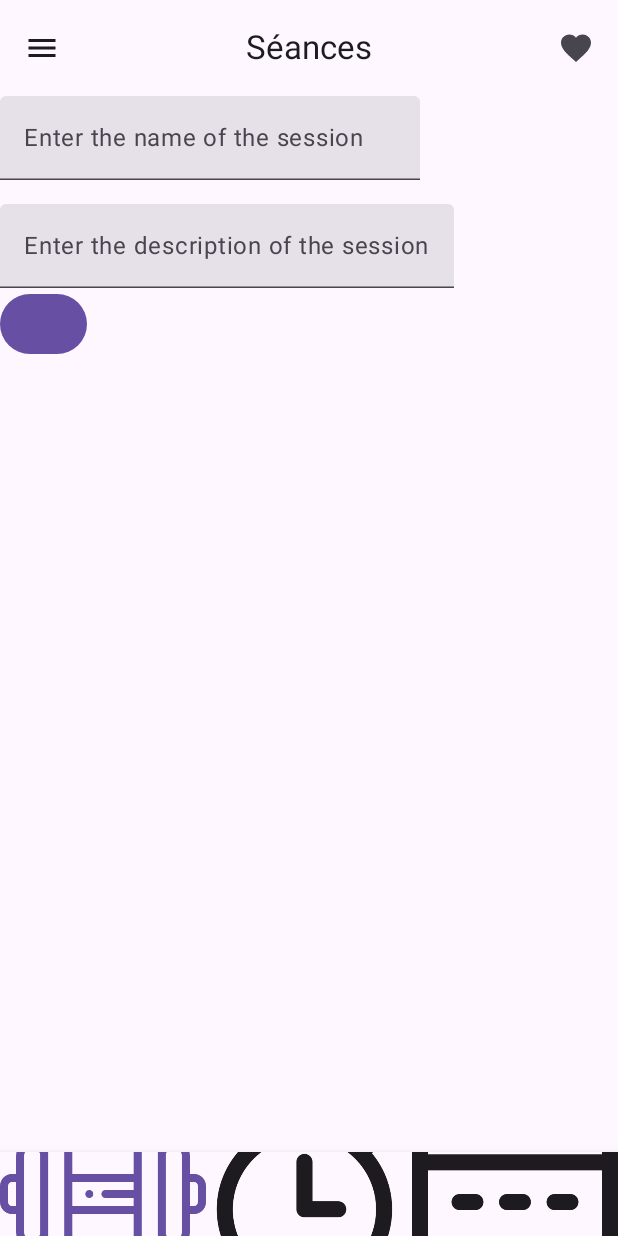
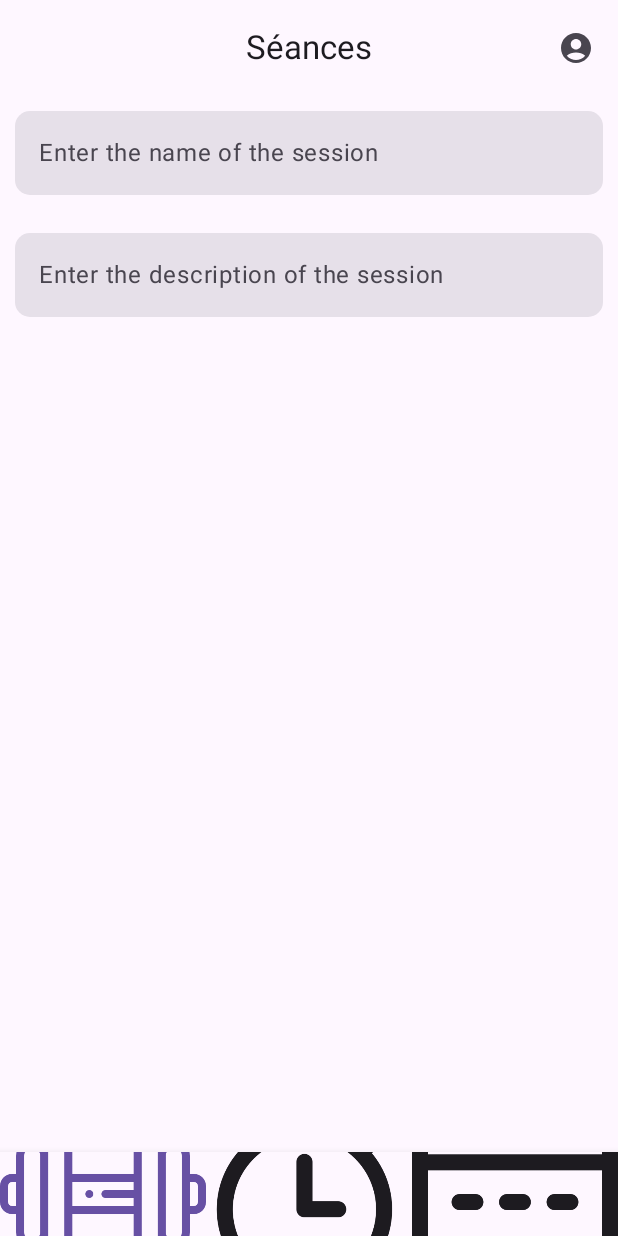
Before and after one commit to LilianMrzt/GymApp3.0, an Android app built with Jetpack Compose: the screen it shows after launch (MainActivity), after a tap on "Add Session", on a phone screen of 412 x 824 dp. Run offline under Robolectric (Android 15) with nearby library versions, the phone set to English and light mode, and no system bars; our stand-ins replace Dagger/Hilt's generated code, Room's generated code, accompanist.

Commit message:
Design Changes

```diff
--- a/app/src/main/java/com/example/gymapp3_0/ui/navigation/SessionRoute.kt
+++ b/app/src/main/java/com/example/gymapp3_0/ui/navigation/SessionRoute.kt
@@ -41,10 +41,10 @@ fun NavGraphBuilder.sessionListNavigation(
                     navController.navigate(AddSessionRoutes.CreateSession.name)
                 },
 
-/*
+
                 navigateToViewSession = { sessionId ->
                     navController.navigate("${AddSessionRoutes.SeeSession.name}/${sessionId}")
-                } */
+                }
             )
         }
 
--- a/app/src/main/java/com/example/gymapp3_0/ui/screens/AppScreen.kt
+++ b/app/src/main/java/com/example/gymapp3_0/ui/screens/AppScreen.kt
@@ -14,8 +14,8 @@ import androidx.navigation.compose.composable
 import androidx.navigation.compose.rememberNavController
 import com.example.gymapp3_0.R
 import com.example.gymapp3_0.ui.navigation.sessionListNavigation
-import com.example.gymapp3_0.ui.screens.components.BottomBar
-import com.example.gymapp3_0.ui.screens.components.TopBar
+import com.example.gymapp3_0.ui.screens.session_screens.components.BottomBar
+import com.example.gymapp3_0.ui.screens.session_screens.components.TopBar
 import com.example.gymapp3_0.ui.viewModels.SessionViewModel
 
 sealed class Screen(
@@ -53,7 +53,7 @@ fun AppScreen() {
                 currentScreenTitle = it.resourceId
             }
         },
-        containerColor = MaterialTheme.colorScheme.surface
+        containerColor = MaterialTheme.colorScheme.background
 
     ) { innerPadding ->
         AppBody(
--- a/app/src/main/java/com/example/gymapp3_0/ui/screens/components/BottomNavigationBar.kt
+++ b/app/src/main/java/com/example/gymapp3_0/ui/screens/components/BottomNavigationBar.kt
@@ -1,4 +1,4 @@
-package com.example.gymapp3_0.ui.screens.components
+package com.example.gymapp3_0.ui.screens.session_screens.components
 
 import androidx.compose.foundation.layout.fillMaxSize
 import androidx.compose.foundation.layout.padding
--- a/app/src/main/java/com/example/gymapp3_0/ui/screens/components/TopBar.kt
+++ b/app/src/main/java/com/example/gymapp3_0/ui/screens/components/TopBar.kt
@@ -1,9 +1,8 @@
-package com.example.gymapp3_0.ui.screens.components
+package com.example.gymapp3_0.ui.screens.session_screens.components
 
 import androidx.annotation.StringRes
 import androidx.compose.material.icons.Icons
-import androidx.compose.material.icons.filled.Favorite
-import androidx.compose.material.icons.filled.Menu
+import androidx.compose.material.icons.filled.AccountCircle
 import androidx.compose.material3.*
 import androidx.compose.runtime.Composable
 import androidx.compose.ui.res.stringResource
@@ -26,19 +25,10 @@ fun TopBar(
                 color = MaterialTheme.colorScheme.onSurface
             )
         },
-        navigationIcon = {
-            IconButton(onClick = { }) {
-                Icon(
-                    imageVector = Icons.Filled.Menu,
-                    contentDescription = "Localized description",
-                    tint = MaterialTheme.colorScheme.onSurface
-                )
-            }
-        },
         actions = {
             IconButton(onClick = { /* doSomething() */ }) {
                 Icon(
-                    imageVector = Icons.Filled.Favorite,
+                    imageVector = Icons.Filled.AccountCircle,
                     contentDescription = "Localized description"
                 )
             }
--- a/app/src/main/java/com/example/gymapp3_0/ui/screens/session_screens/CreateSessionBody.kt
+++ b/app/src/main/java/com/example/gymapp3_0/ui/screens/session_screens/CreateSessionBody.kt
@@ -1,22 +1,23 @@
 package com.example.gymapp3_0.ui.screens.session_screens
 
+import android.annotation.SuppressLint
 import androidx.compose.foundation.interaction.MutableInteractionSource
 import androidx.compose.foundation.interaction.collectIsPressedAsState
-import androidx.compose.foundation.layout.Column
-import androidx.compose.foundation.layout.Spacer
-import androidx.compose.foundation.layout.height
-import androidx.compose.material3.Button
-import androidx.compose.material3.ExperimentalMaterial3Api
-import androidx.compose.material3.Text
-import androidx.compose.material3.TextField
+import androidx.compose.foundation.layout.*
+import androidx.compose.foundation.shape.RoundedCornerShape
+import androidx.compose.material.icons.Icons
+import androidx.compose.material.icons.filled.Check
+import androidx.compose.material3.*
 import androidx.compose.runtime.*
 import androidx.compose.ui.Modifier
+import androidx.compose.ui.graphics.Color
 import androidx.compose.ui.unit.dp
 import com.example.gymapp3_0.core.Constants.Companion.DESCRIPTION
 import com.example.gymapp3_0.core.Constants.Companion.NO_VALUE
 import com.example.gymapp3_0.core.Constants.Companion.SESSION_NAME
 import com.example.gymapp3_0.domain.models.SessionModel
 
+@SuppressLint("UnusedMaterial3ScaffoldPaddingParameter")
 @OptIn(ExperimentalMaterial3Api::class)
 @Composable
 fun CreateSessionBody(
@@ -31,7 +32,24 @@ fun CreateSessionBody(
     val interactionSource = remember { MutableInteractionSource() }
     val isPressed by interactionSource.collectIsPressedAsState()
 
-    Column {
+    Scaffold(
+        floatingActionButton = {
+            if (name != NO_VALUE && description != NO_VALUE) {
+                FloatingActionButton(
+                    onClick = navigateToMainSession,
+
+                    interactionSource = interactionSource
+                ) {
+                    Icon(
+                        Icons.Filled.Check,
+                        contentDescription = "Add Session"
+                    )
+                }
+            }
+        },
+        floatingActionButtonPosition = FabPosition.End
+    ) {
+        Column() {
             TextField(
                 value = name,
                 onValueChange = { name = it },
@@ -41,10 +59,21 @@ fun CreateSessionBody(
                     )
                 },
                 modifier = Modifier
+                    .fillMaxWidth()
+                    .padding(10.dp),
+                singleLine = true,
+                shape = RoundedCornerShape(10.dp),
+                colors = TextFieldDefaults.textFieldColors(
+                    textColor = MaterialTheme.colorScheme.onPrimary,
+                    disabledTextColor = MaterialTheme.colorScheme.secondary,
+                    focusedIndicatorColor = Color.Transparent,
+                    unfocusedIndicatorColor = Color.Transparent,
+                    disabledIndicatorColor = Color.Transparent
+                )
             )
 
             Spacer(
-            modifier = Modifier.height(16.dp)
+                modifier = Modifier.height(5.dp)
             )
 
             TextField(
@@ -54,19 +83,27 @@ fun CreateSessionBody(
                     Text(
                         text = DESCRIPTION
                     )
-            }
+                },
+                modifier = Modifier
+                    .fillMaxWidth()
+                    .padding(10.dp),
+                singleLine = true,
+                shape = RoundedCornerShape(10.dp),
+                colors = TextFieldDefaults.textFieldColors(
+                    textColor = MaterialTheme.colorScheme.onPrimary,
+                    disabledTextColor = MaterialTheme.colorScheme.secondary,
+                    focusedIndicatorColor = Color.Transparent,
+                    unfocusedIndicatorColor = Color.Transparent,
+                    disabledIndicatorColor = Color.Transparent
+                )
             )
 
-        Button(
-            onClick = navigateToMainSession,
-            interactionSource = interactionSource
-        ) {
             if (isPressed) {
                 val session = SessionModel(0, name, description)
                 addSession(session)
             }
+        }
 
-        }
 
     }
 }
--- a/app/src/main/java/com/example/gymapp3_0/ui/screens/session_screens/MainSessionBody.kt
+++ b/app/src/main/java/com/example/gymapp3_0/ui/screens/session_screens/MainSessionBody.kt
@@ -12,7 +12,7 @@ import androidx.compose.runtime.Composable
 import androidx.compose.runtime.collectAsState
 import androidx.compose.runtime.getValue
 import androidx.hilt.navigation.compose.hiltViewModel
-import com.example.gymapp3_0.ui.screens.components.SessionsContent
+import com.example.gymapp3_0.ui.screens.session_screens.components.SessionsContent
 import com.example.gymapp3_0.ui.viewModels.SessionViewModel
 
 @SuppressLint("UnusedMaterialScaffoldPaddingParameter", "UnusedMaterial3ScaffoldPaddingParameter")
@@ -21,7 +21,7 @@ import com.example.gymapp3_0.ui.viewModels.SessionViewModel
 fun SessionsMainBody(
     viewModel: SessionViewModel = hiltViewModel(),
     navigateToCreateSession: () -> Unit,
-    //navigateToViewSession: (sessionID: Int) -> Unit,
+    navigateToViewSession: (sessionID: Int) -> Unit,
 ) {
 
     val sessions by viewModel.sessions.collectAsState(
@@ -39,7 +39,7 @@ fun SessionsMainBody(
                 deleteSession = { session ->
                     viewModel.deleteSession(session)
                 },
-                navigateToUpdateBookScreen = {} //navigateToViewSession
+                navigateToViewSession = navigateToViewSession //navigateToViewSession
             )
 
 /*
--- a/app/src/main/java/com/example/gymapp3_0/ui/screens/components/DeleteIcon.kt
+++ b/app/src/main/java/com/example/gymapp3_0/ui/screens/session_screens/components/DeleteIcon.kt
@@ -1,4 +1,4 @@
-package com.example.gymapp3_0.ui.screens.components
+package com.example.gymapp3_0.ui.screens.session_screens.components
 
 import androidx.compose.material.Icon
 import androidx.compose.material.IconButton
--- a/app/src/main/java/com/example/gymapp3_0/ui/screens/components/SessionsContent.kt
+++ b/app/src/main/java/com/example/gymapp3_0/ui/screens/session_screens/components/SessionsContent.kt
@@ -1,4 +1,4 @@
-package com.example.gymapp3_0.ui.screens.components
+package com.example.gymapp3_0.ui.screens.session_screens.components
 
 import androidx.compose.foundation.layout.PaddingValues
 import androidx.compose.foundation.layout.fillMaxSize
@@ -19,7 +19,7 @@ fun SessionsContent(
     padding: PaddingValues,
     sessions: Sessions,
     deleteSession: (session: SessionModel) -> Unit,
-    navigateToUpdateBookScreen: (bookId: Int) -> Unit
+    navigateToViewSession: (bookId: Int) -> Unit
 ) {
     LazyColumn(
         modifier = Modifier
@@ -35,7 +35,7 @@ fun SessionsContent(
                     deleteSession(session)
                 },
 
-                navigateToUpdateBookScreen = navigateToUpdateBookScreen
+                navigateToViewSession = navigateToViewSession
             )
         }
     }
--- a/app/src/main/java/com/example/gymapp3_0/ui/screens/components/TextDescription.kt
+++ b/app/src/main/java/com/example/gymapp3_0/ui/screens/session_screens/components/TextDescription.kt
@@ -1,9 +1,8 @@
-package com.example.gymapp3_0.ui.screens.components
+package com.example.gymapp3_0.ui.screens.session_screens.components
 
 import androidx.compose.material.Text
 import androidx.compose.runtime.Composable
 import androidx.compose.ui.graphics.Color
-import androidx.compose.ui.text.style.TextDecoration
 import androidx.compose.ui.unit.sp
 
 
@@ -15,6 +14,5 @@ fun TextDescription(
         text = sessionDescription,
         color = Color.DarkGray,
         fontSize = 12.sp,
-        textDecoration = TextDecoration.Underline
     )
 }
--- a/app/src/main/java/com/example/gymapp3_0/ui/screens/components/TextName.kt
+++ b/app/src/main/java/com/example/gymapp3_0/ui/screens/session_screens/components/TextName.kt
@@ -1,6 +1,7 @@
-package com.example.gymapp3_0.ui.screens.components
+package com.example.gymapp3_0.ui.screens.session_screens.components
 
 import androidx.compose.material.Text
+import androidx.compose.material3.MaterialTheme
 import androidx.compose.runtime.Composable
 import androidx.compose.ui.graphics.Color
 import androidx.compose.ui.unit.sp
@@ -12,6 +13,7 @@ fun TextName(
     Text(
         text = sessionName,
         color = Color.DarkGray,
-        fontSize = 25.sp
+        fontSize = 25.sp,
+        style = MaterialTheme.typography.titleLarge
     )
 }
```
Also changed, not shown: app/src/main/java/com/example/gymapp3_0/ui/screens/components/SessionCard.kt (deleted, +0 -55 lines), app/src/main/java/com/example/gymapp3_0/ui/screens/session_screens/ViewSessionBody.kt (+17 -5 lines), app/src/main/java/com/example/gymapp3_0/ui/screens/session_screens/components/SessionCard.kt (added, +125 -0 lines), app/src/main/java/com/example/gymapp3_0/ui/screens/session_screens/components/ViewSessionContent.kt (added, +39 -0 lines). Lines whose indentation alone changed are shown as unchanged.
